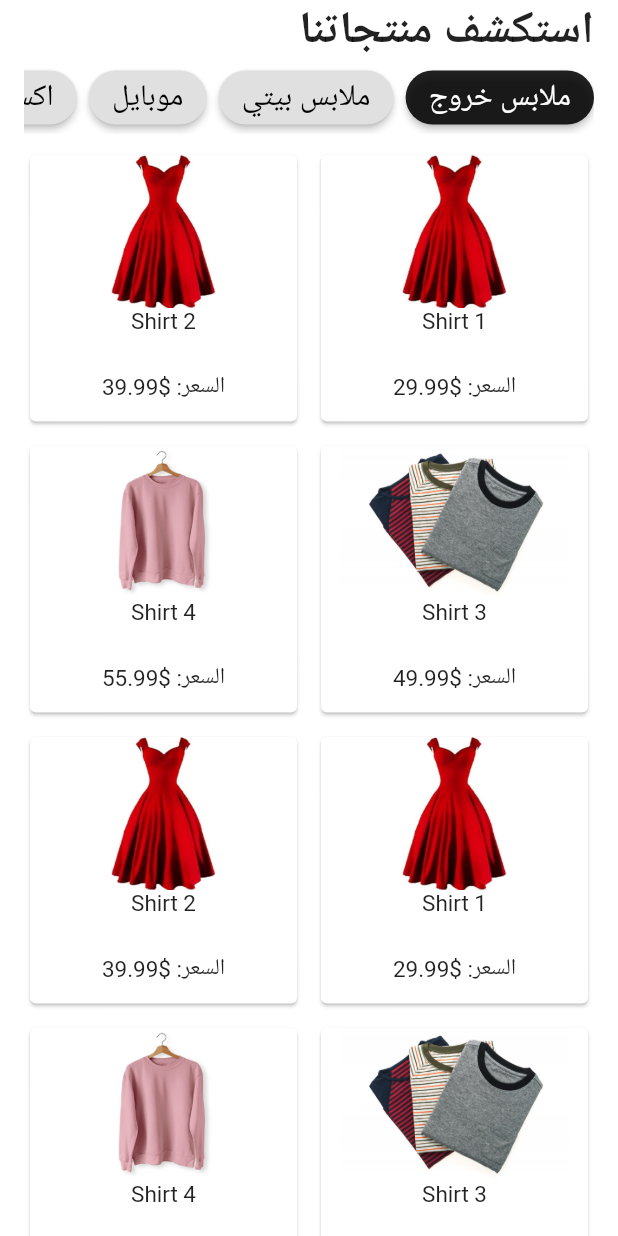
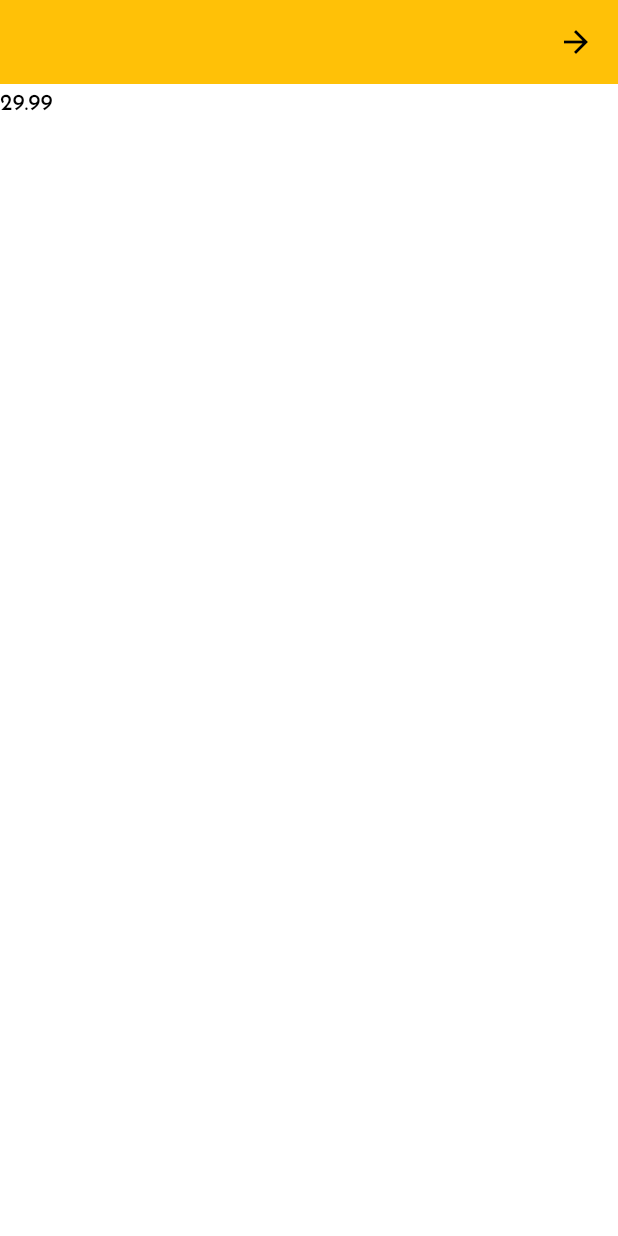
Before and after one commit to ahmedaadel/trendline, a Flutter app: the CatalogScreen screen opened directly, after a tap on "Shirt 1", on a phone screen of 412 x 824 dp. Run offline on Flutter 3.47's test engine with Material 2 defaults, Android fonts, the phone set to English and light mode, and no system bars; our stand-ins replace flutter_bloc, flutter_iconly, fluttertoast, hexcolor, iconly, shared_preferences and 1 more; accounts and stored records are empty.

Commit message:
data can be passed through screens

```diff
--- a/lib/NavBar/Catalog.dart
+++ b/lib/NavBar/Catalog.dart
@@ -1,6 +1,7 @@
 import 'package:flutter/material.dart';
 import 'package:trendline/modules/Inner_Clothes.dart';
 import 'package:trendline/modules/Outer_Clothes.dart';
+import 'package:trendline/modules/viewproduct_screen.dart';
 
 import '../models/Clothes_Model.dart';
 import '../shared/components/constants.dart';
@@ -162,6 +163,11 @@ class _CatalogScreenState extends State<CatalogScreen> {
                         itemBuilder: (context, index) {
                           return InkWell(
                 onTap: () {
+                   Navigator.push(context,
+            MaterialPageRoute(builder: (context) => ViewProductScreen(product: clothes[index])));
+
+                         // Navigator.pushNamed(context, ViewScreen.id);
+
                   /*Navigator.push(
                 context,
                 MaterialPageRoute(
--- /dev/null
+++ b/lib/modules/viewproduct_screen.dart
@@ -0,0 +1,24 @@
+import 'package:flutter/material.dart';
+import 'package:trendline/models/Clothes_Model.dart';
+import 'package:trendline/shared/components/components/components.dart';
+
+
+class ViewProductScreen extends StatelessWidget {
+
+
+  Clothes product ;
+  ViewProductScreen({super.key,
+    required this.product,
+  });
+
+
+  @override
+  Widget build(BuildContext context) {
+    return Scaffold(
+      appBar: AppBar(backgroundColor: Colors.amber,),
+      body: Container(
+        child: DefaultText(color: Colors.black,font: 'ReemKufi',font_size: 15,text: product.price.toString()),
+      ),
+    );
+  }
+}
```
Also changed, not shown: lib/shared/components/constants.dart (+33 -0 lines).
